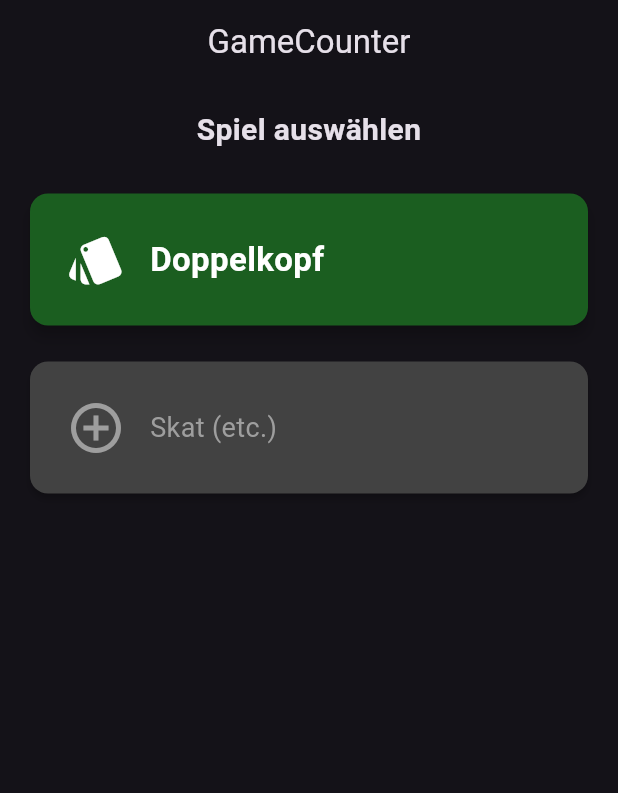
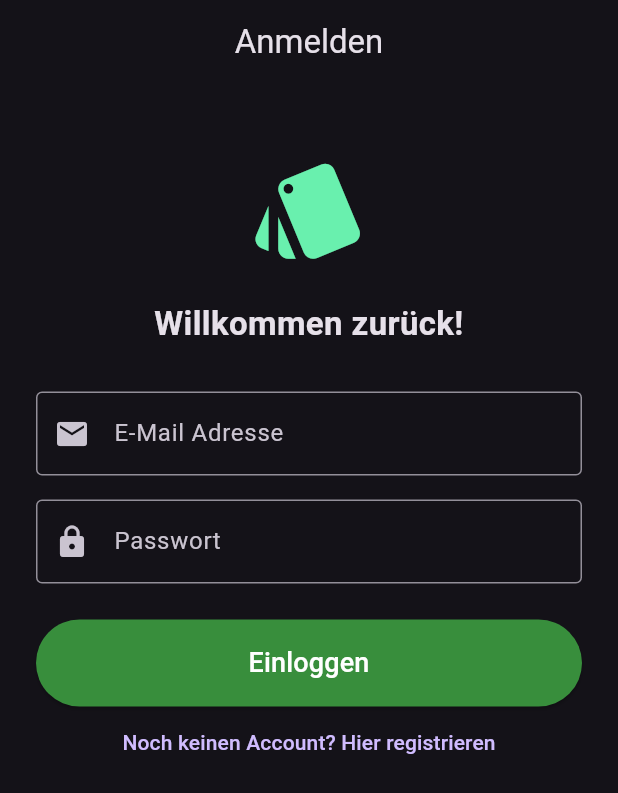
Before and after one commit to theovahl/GameCounter, a Flutter app: the screen it shows after launch, on a phone screen of 412 x 824 dp. Shown: the top 793 px of the screen. Run offline on Flutter 3.47's test engine with Material 3 defaults, Android fonts, the phone set to English and light mode, and no system bars; our stand-ins replace cloud_firestore, firebase_auth, firebase_core, sqflite; accounts and stored records are empty.

Commit message:
Login System und Freundesystem hinzugefügt. Firebase Authentifizierung und Firestore Datenbank integriert.

```diff
--- /dev/null
+++ b/lib/login_screen.dart
@@ -0,0 +1,153 @@
+import 'package:flutter/material.dart';
+import 'auth_service.dart';
+
+class LoginScreen extends StatefulWidget {
+  const LoginScreen({super.key});
+
+  @override
+  State<LoginScreen> createState() => _LoginScreenState();
+}
+
+class _LoginScreenState extends State<LoginScreen> {
+  final _emailController = TextEditingController();
+  final _passwordController = TextEditingController();
+  final _usernameController = TextEditingController();
+  final AuthService _authService = AuthService();
+
+  bool _isLogin = true; // Switch zwischen Login und Registrierung
+  bool _isLoading = false;
+  String? _errorMessage;
+
+  void _submit() async {
+    setState(() {
+      _isLoading = true;
+      _errorMessage = null;
+    });
+
+    String? error;
+    if (_isLogin) {
+      error = await _authService.loginWithEmail(
+        email: _emailController.text.trim(),
+        password: _passwordController.text.trim(),
+      );
+    } else {
+      if (_usernameController.text.trim().isEmpty) {
+        setState(() {
+          _errorMessage = 'Bitte gib einen Benutzernamen ein.';
+          _isLoading = false;
+        });
+        return;
+      }
+      error = await _authService.registerWithEmail(
+        email: _emailController.text.trim(),
+        password: _passwordController.text.trim(),
+        username: _usernameController.text.trim(),
+      );
+    }
+
+    if (error != null) {
+      setState(() {
+        _errorMessage = error;
+        _isLoading = false;
+      });
+    }
+  }
+
+  @override
+  Widget build(BuildContext context) {
+    return Scaffold(
+      appBar: AppBar(
+        title: Text(_isLogin ? 'Anmelden' : 'Account erstellen'),
+        centerTitle: true,
+      ),
+      body: SingleChildScrollView(
+        padding: const EdgeInsets.all(24.0),
+        child: Column(
+          crossAxisAlignment: CrossAxisAlignment.stretch,
+          children: [
+            const SizedBox(height: 20),
+            const Icon(Icons.style, size: 80, color: Colors.greenAccent),
+            const SizedBox(height: 20),
+            Text(
+              _isLogin ? 'Willkommen zurück!' : 'Spieleblock Cloud erstellen',
+              textAlign: TextAlign.center,
+              style: const TextStyle(fontSize: 22, fontWeight: FontWeight.bold),
+            ),
+            const SizedBox(height: 30),
+
+            if (_errorMessage != null) ...[
+              Text(
+                _errorMessage!,
+                style: const TextStyle(color: Colors.redAccent),
+                textAlign: TextAlign.center,
+              ),
+              const SizedBox(height: 16),
+            ],
+
+            if (!_isLogin) ...[
+              TextField(
+                controller: _usernameController,
+                decoration: const InputDecoration(
+                  labelText: 'Benutzername (z.B. Max)',
+                  border: OutlineInputBorder(),
+                  prefixIcon: Icon(Icons.person),
+                ),
+              ),
+              const SizedBox(height: 16),
+            ],
+
+            TextField(
+              controller: _emailController,
+              keyboardType: TextInputType.emailAddress,
+              decoration: const InputDecoration(
+                labelText: 'E-Mail Adresse',
+                border: OutlineInputBorder(),
+                prefixIcon: Icon(Icons.email),
+              ),
+            ),
+            const SizedBox(height: 16),
+
+            TextField(
+              controller: _passwordController,
+              obscureText: true,
+              decoration: const InputDecoration(
+                labelText: 'Passwort',
+                border: OutlineInputBorder(),
+                prefixIcon: Icon(Icons.lock),
+              ),
+            ),
+            const SizedBox(height: 24),
+
+            ElevatedButton(
+              onPressed: _isLoading ? null : _submit,
+              style: ElevatedButton.styleFrom(
+                backgroundColor: Colors.green.shade700,
+                padding: const EdgeInsets.symmetric(vertical: 16),
+              ),
+              child: _isLoading
+                  ? const CircularProgressIndicator(color: Colors.white)
+                  : Text(
+                      _isLogin ? 'Einloggen' : 'Registrieren',
+                      style: const TextStyle(fontSize: 18, color: Colors.white),
+                    ),
+            ),
+
+            TextButton(
+              onPressed: () {
+                setState(() {
+                  _isLogin = !_isLogin;
+                  _errorMessage = null;
+                });
+              },
+              child: Text(
+                _isLogin
+                    ? 'Noch keinen Account? Hier registrieren'
+                    : 'Bereits registriert? Hier einloggen',
+              ),
+            ),
+          ],
+        ),
+      ),
+    );
+  }
+}
--- a/lib/main.dart
+++ b/lib/main.dart
@@ -1,19 +1,60 @@
 import 'package:flutter/material.dart';
+import 'package:firebase_core/firebase_core.dart';
+import 'package:firebase_auth/firebase_auth.dart';
+import 'firebase_options.dart';
 import 'home_screen.dart';
+import 'login_screen.dart';
+import 'auth_service.dart';
 
-void main() {
-  runApp(const GameCounterApp());
+void main() async {
+  WidgetsFlutterBinding.ensureInitialized();
+
+  await Firebase.initializeApp(
+    options: DefaultFirebaseOptions.currentPlatform,
+  );
+
+  runApp(const DoppelkopfApp());
 }
 
-class GameCounterApp extends StatelessWidget {
-  const GameCounterApp({super.key});
+class DoppelkopfApp extends StatelessWidget {
+  const DoppelkopfApp({super.key});
 
   @override
   Widget build(BuildContext context) {
     return MaterialApp(
-      title: 'GameCounter',
+      title: 'Spieleblock Zähler',
       theme: ThemeData.dark(),
-      home: const HomeScreen(),
+      // Der AuthWrapper entscheidet automatisch, welcher Screen gezeigt wird
+      home: const AuthWrapper(),
     );
   }
 }
+
+class AuthWrapper extends StatelessWidget {
+  const AuthWrapper({super.key});
+
+  @override
+  Widget build(BuildContext context) {
+    final authService = AuthService();
+
+    return StreamBuilder<User?>(
+      stream: authService.userStream,
+      builder: (context, snapshot) {
+        // Während Firebase den Status lädt:
+        if (snapshot.connectionState == ConnectionState.waiting) {
+          return const Scaffold(
+            body: Center(child: CircularProgressIndicator()),
+          );
+        }
+
+        // Wenn ein User eingeloggt ist -> Hauptmenü
+        if (snapshot.hasData) {
+          return const HomeScreen();
+        }
+
+        // Wenn nicht eingeloggt -> Login Bildschirm
+        return const LoginScreen();
+      },
+    );
+  }
+}
--- a/pubspec.yaml
+++ b/pubspec.yaml
@@ -36,6 +36,9 @@ dependencies:
   cupertino_icons: ^1.0.8
   sqflite: ^2.4.2+1
   path: ^1.9.1
+  firebase_core: ^4.14.0
+  firebase_auth: ^6.6.1
+  cloud_firestore: ^6.9.0
 
 dev_dependencies:
   flutter_test:
```
Also changed, not shown: lib/auth_service.dart (added, +167 -0 lines), lib/friends_screen.dart (added, +276 -0 lines), lib/home_screen.dart (+43 -0 lines), firebase.json (added), lib/firebase_options.dart (added), pubspec.lock, 6 other files.
